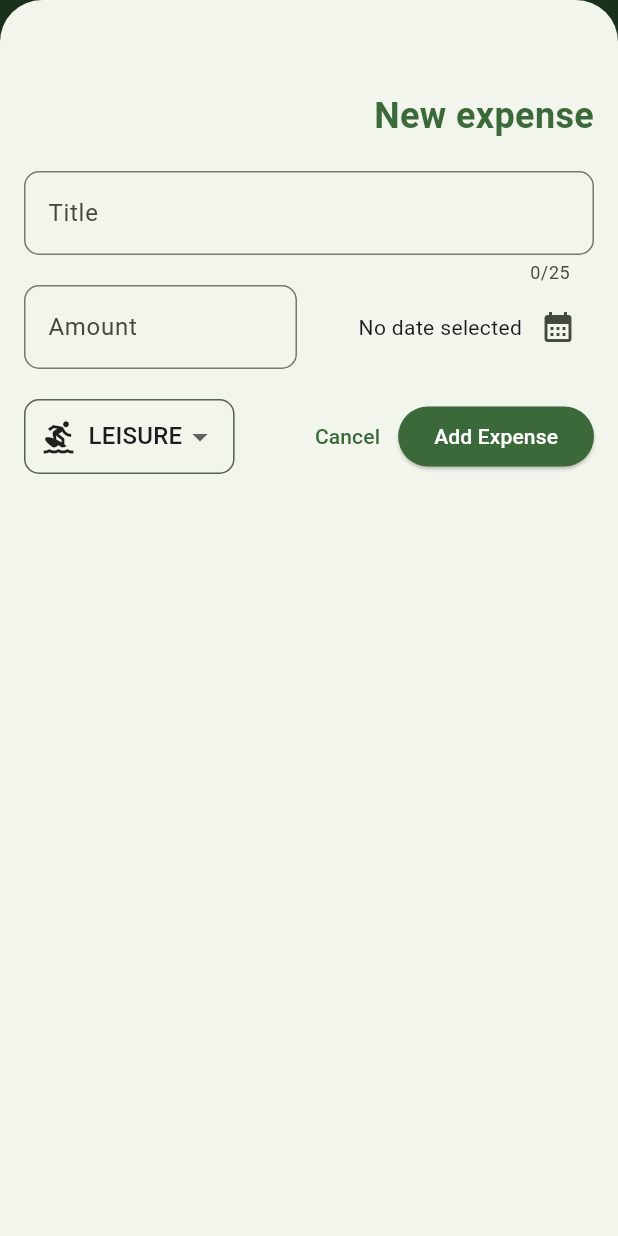
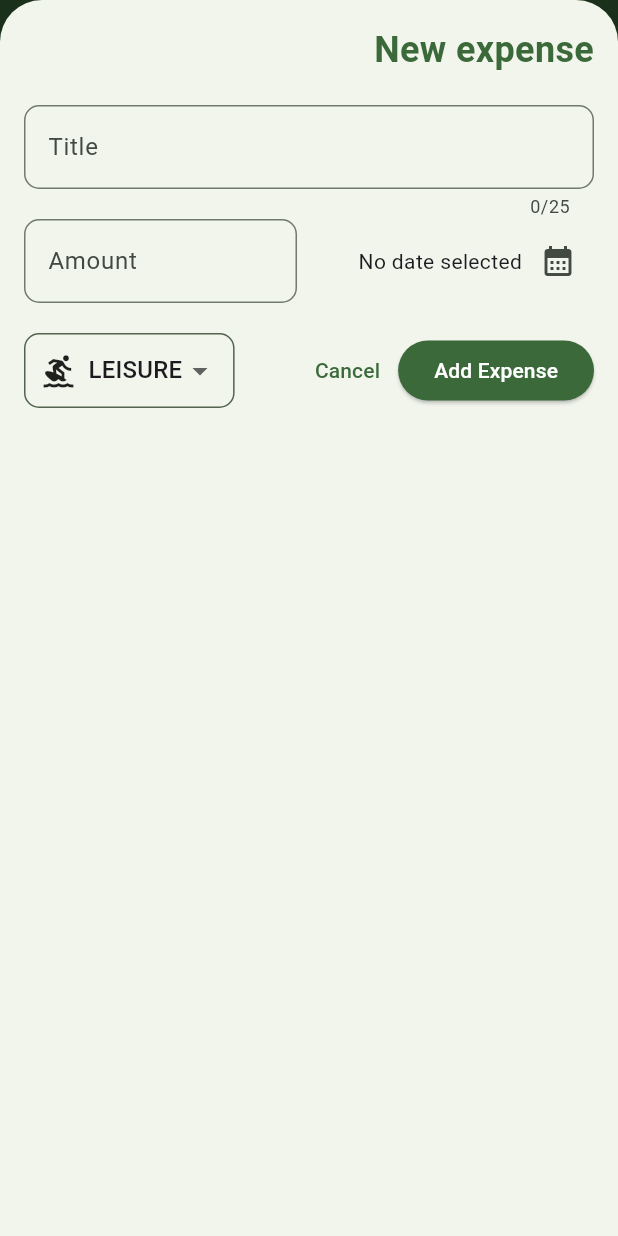
Before and after one commit to BenjaminChoron/expense_tracker, a Flutter app: the screen it shows after launch, after a tap on the "add" icon, on a phone screen of 412 x 824 dp. Run offline on Flutter 3.47's test engine with Material 3 defaults, Android fonts, the phone set to English and light mode, and no system bars.

Commit message:
📱 Adapt modal on landscape mode

```diff
--- a/lib/widgets/expenses.dart
+++ b/lib/widgets/expenses.dart
@@ -30,6 +30,7 @@ class _ExpensesState extends State<Expenses> {
 
   void _openAddExpenseOverlay() {
     showModalBottomSheet(
+      useSafeArea: true,
       isScrollControlled: true,
       context: context,
       builder: (context) => Center(
--- a/lib/widgets/new_expense.dart
+++ b/lib/widgets/new_expense.dart
@@ -124,8 +124,13 @@ class _NewExpenseState extends State<NewExpense> {
 
   @override
   Widget build(BuildContext context) {
-    return Padding(
-      padding: const EdgeInsets.fromLTRB(16, 60, 16, 16),
+    final keyboardSpace = MediaQuery.of(context).viewInsets.bottom;
+
+    return SizedBox(
+      height: double.infinity,
+      child: SingleChildScrollView(
+        child: Padding(
+          padding: EdgeInsets.fromLTRB(16, 16, 16, keyboardSpace + 16),
           child: Column(
             crossAxisAlignment: CrossAxisAlignment.end,
             children: [
@@ -220,6 +225,8 @@ class _NewExpenseState extends State<NewExpense> {
               )
             ],
           ),
+        ),
+      ),
     );
   }
 }
```
Lines whose indentation alone changed are shown as unchanged.
